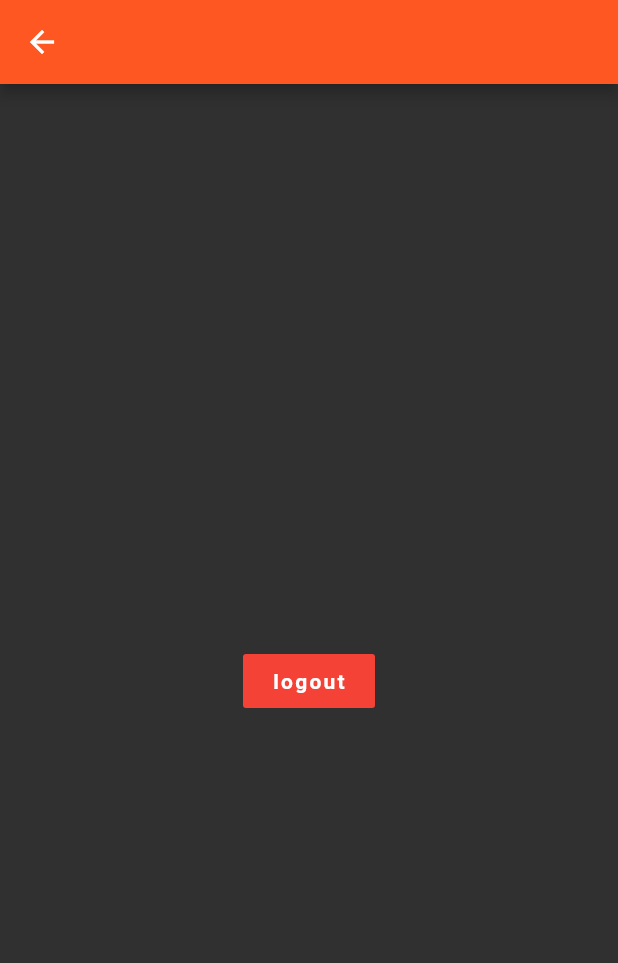
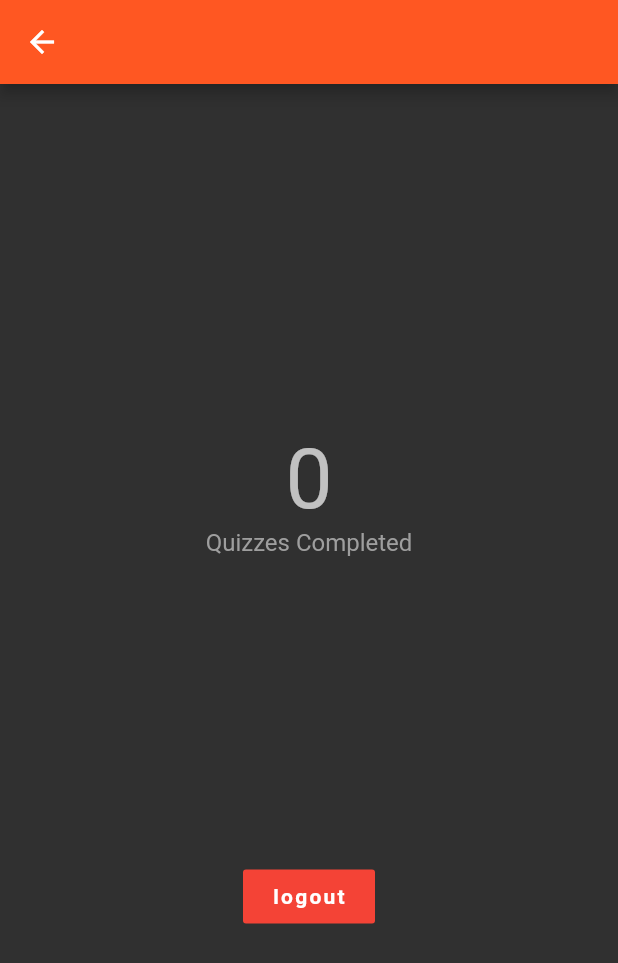
Before and after one commit to sumithpdd/quizapp, a Flutter app: the ProfileScreen screen opened by its route, on a phone screen of 412 x 824 dp. Shown: the top 963 px of the screen. Run offline on Flutter 3.47's test engine with Material 2 defaults, Android fonts, the phone set to English and light mode, and no system bars; our stand-ins replace cloud_firestore, firebase_analytics, firebase_auth, font_awesome_flutter, google_sign_in, rxdart; missing offline and left inert: apple_sign_in; accounts and stored records are empty; network calls fail; Roboto replaces fonts that are missing (Nunito).

Commit message:
Cleanup code.

```diff
--- a/quizze/lib/screens/login.dart
+++ b/quizze/lib/screens/login.dart
@@ -2,8 +2,8 @@ import 'package:apple_sign_in/apple_sign_in_button.dart';
 import 'package:firebase_auth/firebase_auth.dart';
 import 'package:flutter/material.dart';
 import 'package:font_awesome_flutter/font_awesome_flutter.dart';
-
-import 'package:quizze/services/auth.dart';
+import '../services/services.dart';
+import 'package:apple_sign_in/apple_sign_in.dart';
 
 class LoginScreen extends StatefulWidget {
   createState() => LoginScreenState();
@@ -49,7 +49,7 @@ class LoginScreenState extends State<LoginScreen> {
               color: Colors.black45,
               loginMethod: auth.googleSignIn,
             ),
-            FutureBuilder(
+            FutureBuilder<Object>(
               future: auth.appleSignInAvailable,
               builder: (context, snapshot) {
                 if (snapshot.data == true) {
--- a/quizze/lib/screens/profile.dart
+++ b/quizze/lib/screens/profile.dart
@@ -1,13 +1,15 @@
+import 'package:flutter/material.dart';
 import 'package:firebase_auth/firebase_auth.dart';
-import 'package:flutter/material.dart';
+import '../services/services.dart';
+import '../shared/shared.dart';
 import 'package:provider/provider.dart';
-import 'package:quizze/services/auth.dart';
 
 class ProfileScreen extends StatelessWidget {
   final AuthService auth = AuthService();
 
   @override
   Widget build(BuildContext context) {
+    Report report = Provider.of<Report>(context);
     FirebaseUser user = Provider.of<FirebaseUser>(context);
 
     if (user != null) {
@@ -36,6 +38,12 @@ class ProfileScreen extends StatelessWidget {
               ),
             Text(user.email ?? '', style: Theme.of(context).textTheme.headline),
             Spacer(),
+            if (report != null)
+              Text('${report.total ?? 0}',
+                  style: Theme.of(context).textTheme.display3),
+            Text('Quizzes Completed',
+                style: Theme.of(context).textTheme.subhead),
+            Spacer(),
             FlatButton(
                 child: Text('logout'),
                 color: Colors.red,
@@ -49,7 +57,7 @@ class ProfileScreen extends StatelessWidget {
       ),
     );
     } else {
-      return Text('not logged in...');
+      return LoadingScreen();
     }
   }
 
--- a/quizze/lib/services/globals.dart
+++ b/quizze/lib/services/globals.dart
@@ -1,11 +1,14 @@
-import 'package:quizze/services/database.dart';
-
 import 'services.dart';
 import 'package:firebase_analytics/firebase_analytics.dart';
 
 
 /// Static global state. Immutable services that do not care about build context.
 class Global {
+  // App Data
+  static final String title = 'Fireship';
+
+  // Services
+  static final FirebaseAnalytics analytics = FirebaseAnalytics();
 
     // Data Models
   static final Map models = {
@@ -14,6 +17,9 @@ class Global {
     Report: (data) => Report.fromMap(data),
   };
 
-static final Collection<Topic> topicsRef=Collection<Topic>(path: 'topics');
-static final UserData<Report> reportRef=UserData<Report>(collection: 'reports');
+  // Firestore References for Writes
+  static final Collection<Topic> topicsRef = Collection<Topic>(path: 'topics');
+  static final UserData<Report> reportRef = UserData<Report>(collection: 'reports');
+
+
 }
--- a/quizze/lib/services/models.dart
+++ b/quizze/lib/services/models.dart
@@ -1,3 +1,5 @@
+//// Embedded Maps
+
 class Option {
   String value;
   String detail;
```
Also changed, not shown: quizze/lib/services/auth.dart (+37 -37 lines).
